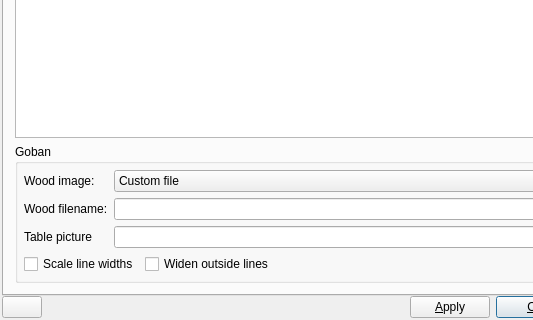
The window that src/preferences_gui.ui (bernds/q5Go) describes before a commit, drawn with Qt 5; both pictures show x 0 to 533 and y 447 to 767 of the 664 by 767 pixel window.
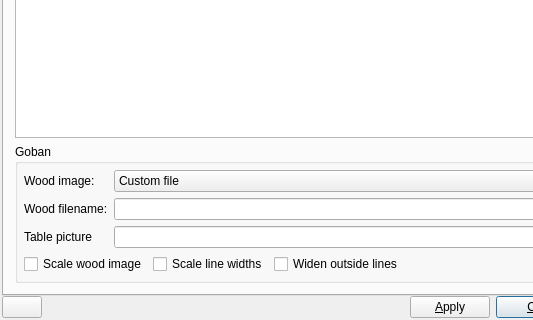
The same window after the commit. The open tabs and pages were chosen to show the change. Icons and pictures are not drawn. Custom widgets are drawn as their Qt base class.

Commit message: Add an option to scale the wood image instead of tiling it

Patch:
```diff
--- a/src/preferences_gui.ui
+++ b/src/preferences_gui.ui
@@ -1786,6 +1786,16 @@
           </item>
           <item row="4" column="0" colspan="2">
            <layout class="QHBoxLayout" name="horizontalLayout_14">
+            <item>
+             <widget class="QCheckBox" name="scaleWoodCheckBox">
+              <property name="toolTip">
+               <string>Determines whether the wood image is scaled or tiled</string>
+              </property>
+              <property name="text">
+               <string>Scale wood image</string>
+              </property>
+             </widget>
+            </item>
             <item>
              <widget class="QCheckBox" name="lineScaleCheckBox">
               <property name="text">
```
Left out of the diff: 32 changed lines with no effect on the pictures. The commit also changes 3 other files.
